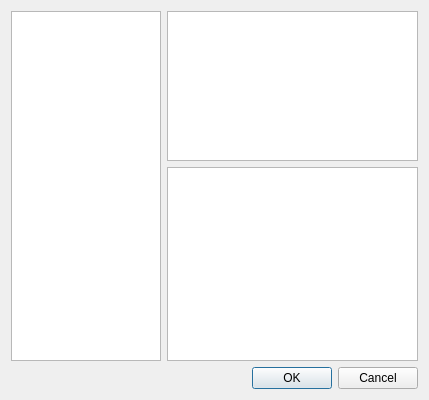
Above: DB2Viewer/filterdlg.ui from Smitt64/WoWSatat before the change. Below: the same form after it.
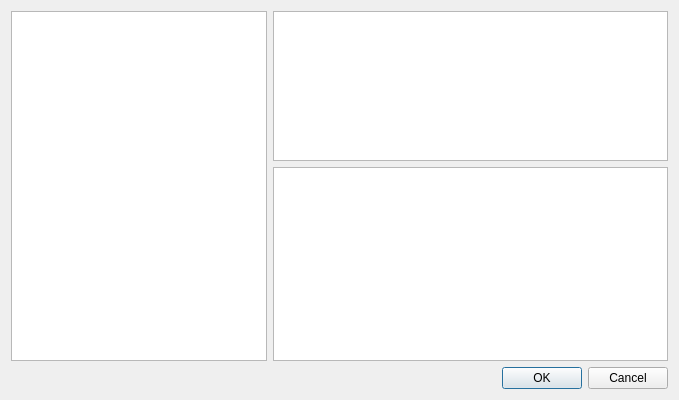
That is the form after the change.

What changed in the file:
```diff
--- a/DB2Viewer/filterdlg.ui
+++ b/DB2Viewer/filterdlg.ui
@@ -6,7 +6,7 @@
    <rect>
     <x>0</x>
     <y>0</y>
-    <width>429</width>
+    <width>679</width>
     <height>400</height>
    </rect>
   </property>
@@ -20,7 +20,7 @@
       <widget class="QListView" name="listView">
        <property name="maximumSize">
         <size>
-         <width>150</width>
+         <width>400</width>
          <height>16777215</height>
         </size>
        </property>
```
